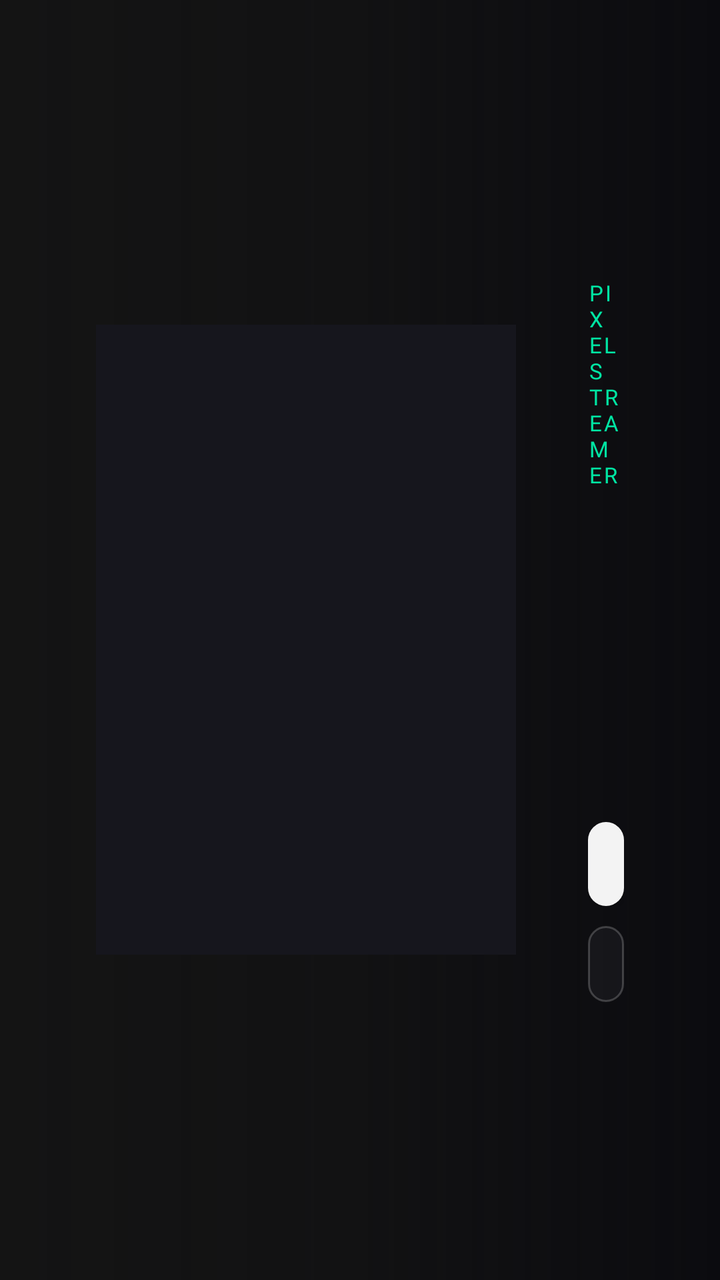
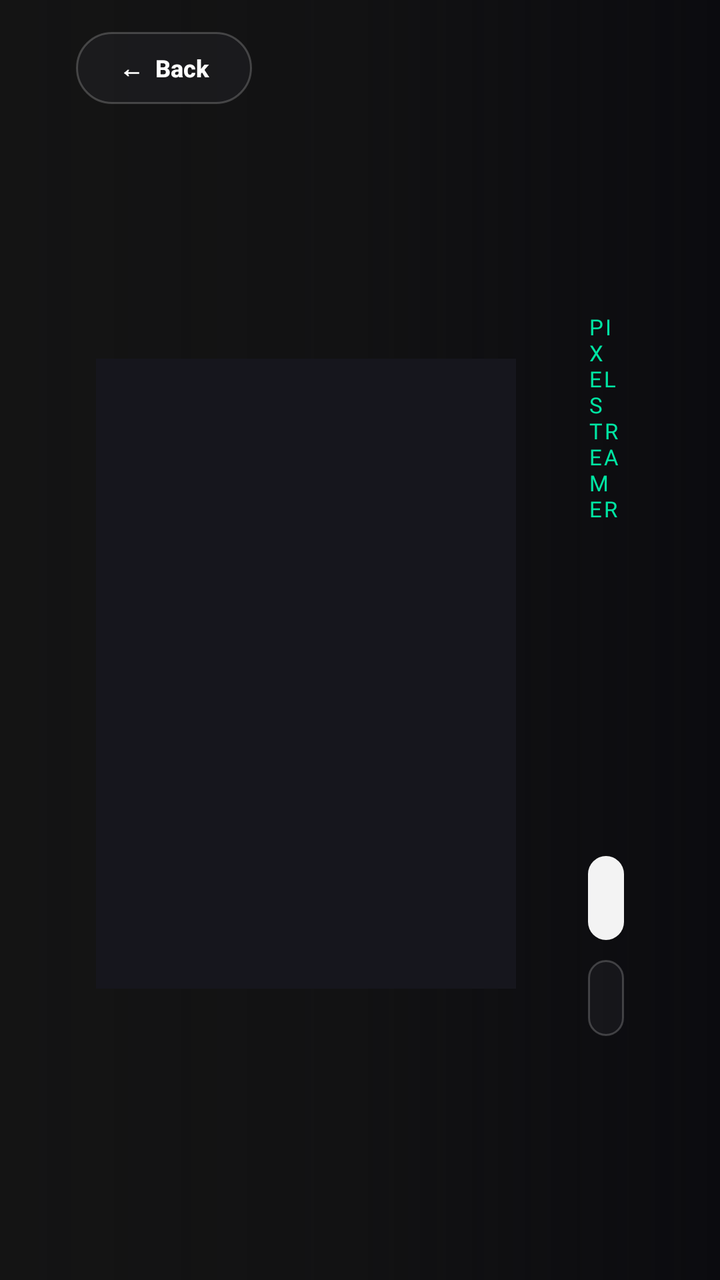

Before-and-after screenshots of an Android layout around one commit, followed by the original layout XML and the change that was made.
<!-- AndroidManifest.xml: application theme Theme.PixelStreamer -->
<!-- res/layout/activity_detail.xml -->
<?xml version="1.0" encoding="utf-8"?>
<FrameLayout xmlns:android="http://schemas.android.com/apk/res/android"
    android:layout_width="match_parent"
    android:layout_height="match_parent"
    android:background="#0B0B0F">

    <ImageView
        android:id="@+id/detailBackdrop"
        android:layout_width="match_parent"
        android:layout_height="match_parent"
        android:contentDescription="@null"
        android:scaleType="centerCrop" />

    <View
        android:layout_width="match_parent"
        android:layout_height="match_parent"
        android:background="#BD0B0B0F" />

    <View
        android:layout_width="match_parent"
        android:layout_height="match_parent"
        android:background="@drawable/bg_hero_gradient_horizontal" />

    <LinearLayout
        android:layout_width="match_parent"
        android:layout_height="match_parent"
        android:gravity="center_vertical"
        android:orientation="horizontal"
        android:paddingStart="48dp"
        android:paddingTop="32dp"
        android:paddingEnd="48dp"
        android:paddingBottom="32dp">

        <ImageView
            android:id="@+id/detailPoster"
            android:layout_width="210dp"
            android:layout_height="315dp"
            android:background="@color/nf_surface"
            android:contentDescription="@null"
            android:foreground="@drawable/bg_card_focus_frame"
            android:scaleType="centerCrop" />

        <LinearLayout
            android:layout_width="0dp"
            android:layout_height="wrap_content"
            android:layout_marginStart="36dp"
            android:layout_weight="1"
            android:orientation="vertical">

            <TextView
                android:id="@+id/detailTag"
                android:layout_width="wrap_content"
                android:layout_height="wrap_content"
                android:fontFamily="@font/pixel_bold"
                android:letterSpacing="0.1"
                android:text="PIXEL STREAMER"
                android:textColor="@color/ps_accent"
                android:textSize="11sp" />

            <ImageView
                android:id="@+id/detailTitleLogo"
                android:layout_width="360dp"
                android:layout_height="76dp"
                android:layout_marginTop="4dp"
                android:adjustViewBounds="true"
                android:contentDescription="@null"
                android:scaleType="fitStart"
                android:visibility="gone" />

            <TextView
                android:id="@+id/detailTitle"
                android:layout_width="match_parent"
                android:layout_height="wrap_content"
                android:layout_marginTop="4dp"
                android:fontFamily="@font/pixel_bold"
                android:textColor="#FFFFFF"
                android:textSize="30sp" />

            <TextView
                android:id="@+id/detailMeta"
                android:layout_width="match_parent"
                android:layout_height="wrap_content"
                android:layout_marginTop="6dp"
                android:textColor="#46D369"
                android:textSize="14sp"
                android:textStyle="bold" />

            <TextView
                android:id="@+id/detailGenres"
                android:layout_width="match_parent"
                android:layout_height="wrap_content"
                android:layout_marginTop="4dp"
                android:textColor="#9A9AA6"
                android:textSize="13sp" />

            <TextView
                android:id="@+id/detailOverview"
                android:layout_width="match_parent"
                android:layout_height="wrap_content"
                android:layout_marginTop="12dp"
                android:lineSpacingMultiplier="1.2"
                android:maxLines="4"
                android:textColor="#D0D0D8"
                android:textSize="14sp" />

            <TextView
                android:id="@+id/detailCredits"
                android:layout_width="match_parent"
                android:layout_height="wrap_content"
                android:layout_marginTop="10dp"
                android:textColor="#8E8E98"
                android:textSize="12sp" />

            <ProgressBar
                android:id="@+id/detailProgressBar"
                style="?android:attr/progressBarStyleHorizontal"
                android:layout_width="320dp"
                android:layout_height="4dp"
                android:layout_marginTop="12dp"
                android:max="100"
                android:progressDrawable="@drawable/bg_seekbar_netflix"
                android:visibility="gone" />

            <LinearLayout
                android:layout_width="wrap_content"
                android:layout_height="wrap_content"
                android:layout_marginTop="18dp"
                android:orientation="vertical">

                <LinearLayout
                    android:layout_width="wrap_content"
                    android:layout_height="wrap_content"
                    android:gravity="center_vertical"
                    android:orientation="horizontal">

                    <Button
                        android:id="@+id/btnDetailPlay"
                        android:layout_width="wrap_content"
                        android:layout_height="42dp"
                        android:background="@drawable/bg_pill_white"
                        android:focusable="true"
                        android:paddingStart="24dp"
                        android:paddingEnd="24dp"
                        android:text="▶  Play"
                        android:textAllCaps="false"
                        android:textColor="#111115"
                        android:textSize="14sp"
                        android:textStyle="bold" />

                    <Button
                        android:id="@+id/btnDetailRestart"
                        android:layout_width="wrap_content"
                        android:layout_height="42dp"
                        android:layout_marginStart="10dp"
                        android:background="@drawable/bg_pill_glass"
                        android:focusable="true"
                        android:paddingStart="18dp"
                        android:paddingEnd="18dp"
                        android:text="↺  Start Over"
                        android:textAllCaps="false"
                        android:textColor="#FFFFFF"
                        android:textSize="13sp"
                        android:visibility="gone" />

                    <Button
                        android:id="@+id/btnDetailEpisodes"
                        android:layout_width="wrap_content"
                        android:layout_height="42dp"
                        android:layout_marginStart="10dp"
                        android:background="@drawable/bg_pill_glass"
                        android:focusable="true"
                        android:paddingStart="18dp"
                        android:paddingEnd="18dp"
                        android:text="All Episodes"
                        android:textAllCaps="false"
                        android:textColor="#FFFFFF"
                        android:textSize="13sp"
                        android:visibility="gone" />
                </LinearLayout>

                <LinearLayout
                    android:layout_width="wrap_content"
                    android:layout_height="wrap_content"
                    android:layout_marginTop="10dp"
                    android:orientation="horizontal">

                    <Button
                        android:id="@+id/btnDetailQuality"
                        android:layout_width="wrap_content"
                        android:layout_height="38dp"
                        android:background="@drawable/bg_pill_glass"
                        android:focusable="true"
                        android:paddingStart="16dp"
                        android:paddingEnd="16dp"
                        android:text="Quality: Auto"
                        android:textAllCaps="false"
                        android:textColor="#FFFFFF"
                        android:textSize="12sp" />

                    <Button
                        android:id="@+id/btnDetailRename"
                        android:layout_width="wrap_content"
                        android:layout_height="38dp"
                        android:layout_marginStart="10dp"
                        android:background="@drawable/bg_pill_glass"
                        android:focusable="true"
                        android:paddingStart="16dp"
                        android:paddingEnd="16dp"
                        android:text="✎  Fix Title / Art"
                        android:textAllCaps="false"
                        android:textColor="#FFFFFF"
                        android:textSize="12sp" />
                </LinearLayout>
            </LinearLayout>
        </LinearLayout>
    </LinearLayout>
</FrameLayout>
<!-- resources referenced by this layout -->
<resources>
  <color name="nf_surface">#16161D</color>
  <color name="ps_accent">#00E5A3</color>
  <!-- drawable bg_card_focus_frame (drawable) -->
  <?xml version="1.0" encoding="utf-8"?>
  <selector xmlns:android="http://schemas.android.com/apk/res/android">
      <item android:state_focused="true">
          <shape android:shape="rectangle">
              <solid android:color="@android:color/transparent" />
              <corners android:radius="8dp" />
              <stroke android:width="3dp" android:color="#FFFFFF" />
          </shape>
      </item>
      <item>
          <shape android:shape="rectangle">
              <solid android:color="@android:color/transparent" />
              <corners android:radius="8dp" />
              <stroke android:width="1dp" android:color="#22FFFFFF" />
          </shape>
      </item>
  </selector>
  <!-- drawable bg_hero_gradient_horizontal (drawable) -->
  <?xml version="1.0" encoding="utf-8"?>
  <shape xmlns:android="http://schemas.android.com/apk/res/android" android:shape="rectangle">
      <gradient
          android:angle="0"
          android:startColor="#F5141414"
          android:centerColor="#B0141414"
          android:endColor="#00141414" />
  </shape>
  <!-- drawable bg_pill_glass (drawable) -->
  <?xml version="1.0" encoding="utf-8"?>
  <selector xmlns:android="http://schemas.android.com/apk/res/android">
      <item android:state_focused="true">
          <shape android:shape="rectangle">
              <solid android:color="#66FFFFFF" />
              <corners android:radius="22dp" />
              <stroke android:width="2dp" android:color="#FFFFFF" />
          </shape>
      </item>
      <item>
          <shape android:shape="rectangle">
              <solid android:color="#4D2C2C32" />
              <corners android:radius="22dp" />
              <stroke android:width="1dp" android:color="#33FFFFFF" />
          </shape>
      </item>
  </selector>
  <!-- drawable bg_pill_white (drawable) -->
  <?xml version="1.0" encoding="utf-8"?>
  <selector xmlns:android="http://schemas.android.com/apk/res/android">
      <item android:state_focused="true">
          <shape android:shape="rectangle">
              <solid android:color="#FFFFFF" />
              <corners android:radius="22dp" />
              <stroke android:width="3dp" android:color="#00E5A3" />
          </shape>
      </item>
      <item>
          <shape android:shape="rectangle">
              <solid android:color="#F2FFFFFF" />
              <corners android:radius="22dp" />
          </shape>
      </item>
  </selector>
  <style name="Theme.PixelStreamer" parent="Theme.AppCompat.NoActionBar">
          <item name="android:windowBackground">@color/nf_bg</item>
          <item name="android:colorBackground">@color/nf_bg</item>
          <item name="colorPrimary">@color/ps_accent</item>
          <item name="colorPrimaryDark">@color/nf_bg</item>
          <item name="colorAccent">@color/ps_accent</item>
          <item name="android:textColorPrimary">@color/nf_text_primary</item>
          <item name="android:textColorSecondary">@color/nf_text_secondary</item>
          <item name="android:windowOverscan">true</item>
      </style>
  <color name="nf_bg">#0B0B0F</color>
  <color name="nf_text_primary">#FFFFFF</color>
  <color name="nf_text_secondary">#B3B3C0</color>
  <!-- unchanged entries left out for length: 1 -->
</resources>

<!-- the commit's change to res/layout/activity_detail.xml (unified diff, before → after) -->
@@ -27,9 +27,9 @@
         android:gravity="center_vertical"
         android:orientation="horizontal"
         android:paddingStart="48dp"
-        android:paddingTop="32dp"
+        android:paddingTop="58dp"
         android:paddingEnd="48dp"
-        android:paddingBottom="32dp">
+        android:paddingBottom="24dp">
 
         <ImageView
             android:id="@+id/detailPoster"
@@ -40,12 +40,17 @@
             android:foreground="@drawable/bg_card_focus_frame"
             android:scaleType="centerCrop" />
 
-        <LinearLayout
+        <ScrollView
             android:layout_width="0dp"
             android:layout_height="wrap_content"
             android:layout_marginStart="36dp"
             android:layout_weight="1"
-            android:orientation="vertical">
+            android:scrollbars="none">
+
+            <LinearLayout
+                android:layout_width="match_parent"
+                android:layout_height="wrap_content"
+                android:orientation="vertical">
 
             <TextView
                 android:id="@+id/detailTag"
@@ -212,6 +217,24 @@
                         android:textSize="12sp" />
                 </LinearLayout>
             </LinearLayout>
-        </LinearLayout>
+            </LinearLayout>
+        </ScrollView>
     </LinearLayout>
+
+    <Button
+        android:id="@+id/btnDetailBack"
+        android:layout_width="wrap_content"
+        android:layout_height="36dp"
+        android:layout_gravity="top|start"
+        android:layout_marginStart="38dp"
+        android:layout_marginTop="16dp"
+        android:background="@drawable/bg_pill_glass"
+        android:focusable="true"
+        android:paddingStart="16dp"
+        android:paddingEnd="16dp"
+        android:text="←  Back"
+        android:textAllCaps="false"
+        android:textColor="#FFFFFF"
+        android:textSize="12sp"
+        android:textStyle="bold" />
 </FrameLayout>
